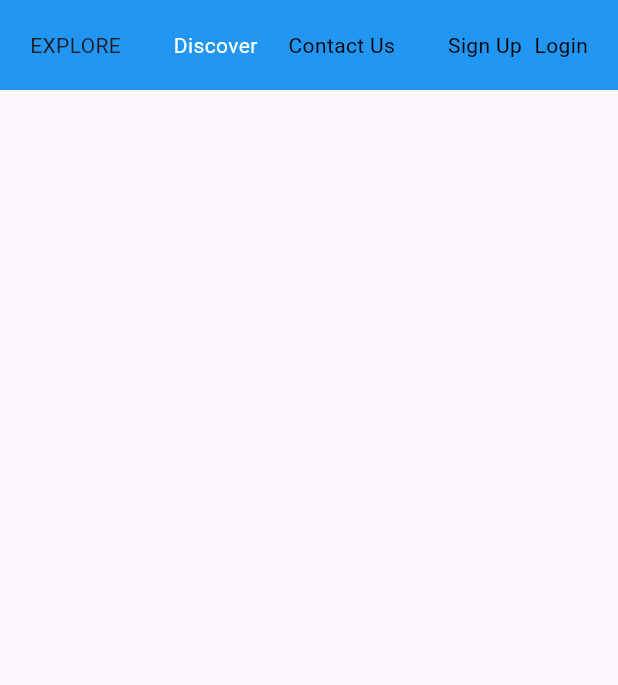
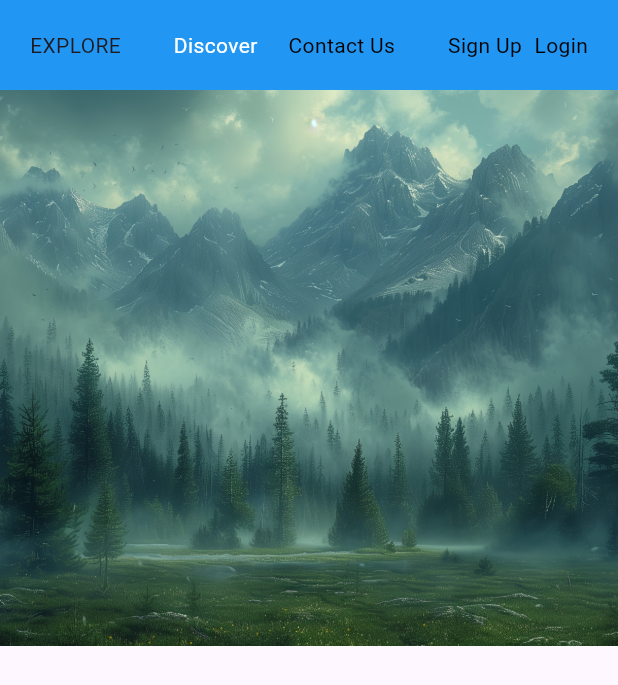
Before and after one commit to Ghazal-Jamalzadeh/responsive_flutter_web, a Flutter app: the screen it shows after launch, on a phone screen of 412 x 824 dp. Shown: the top 685 px of the screen. Run offline on Flutter 3.47's test engine with Material 3 defaults, Android fonts, the phone set to English and light mode, and no system bars.

Commit message:
added cover image

```diff
--- a/lib/main.dart
+++ b/lib/main.dart
@@ -92,7 +92,33 @@
           ),
         ),
       ),
-      body: Container(),
+       body: Stack(
+    children: [
+    Container( // image below the top bar
+    child: SizedBox(
+      height: screenSize.height * 0.45,
+      width: screenSize.width,
+      child: Image.asset(
+        'assets/images/cover.jpeg',
+        fit: BoxFit.cover,
+      ),
+    ),
+    ),
+    Center(
+    heightFactor: 1,
+    child: Padding(
+    padding: EdgeInsets.only(
+    top: screenSize.height * 0.40,
+    left: screenSize.width / 5,
+    right: screenSize.width / 5,
+    ),
+    child: Card( // floating quick access bar
+    // ...
+    ),
+    ),
+    )
+    ],
+    ),
     );
   }
 }
--- a/pubspec.yaml
+++ b/pubspec.yaml
@@ -52,6 +52,8 @@ dev_dependencies:
 
 # The following section is specific to Flutter packages.
 flutter:
+  assets:
+    - assets/images/
 
   # The following line ensures that the Material Icons font is
   # included with your application, so that you can use the icons in
```
Also changed, not shown: assets/images/cover.jpeg (added).
